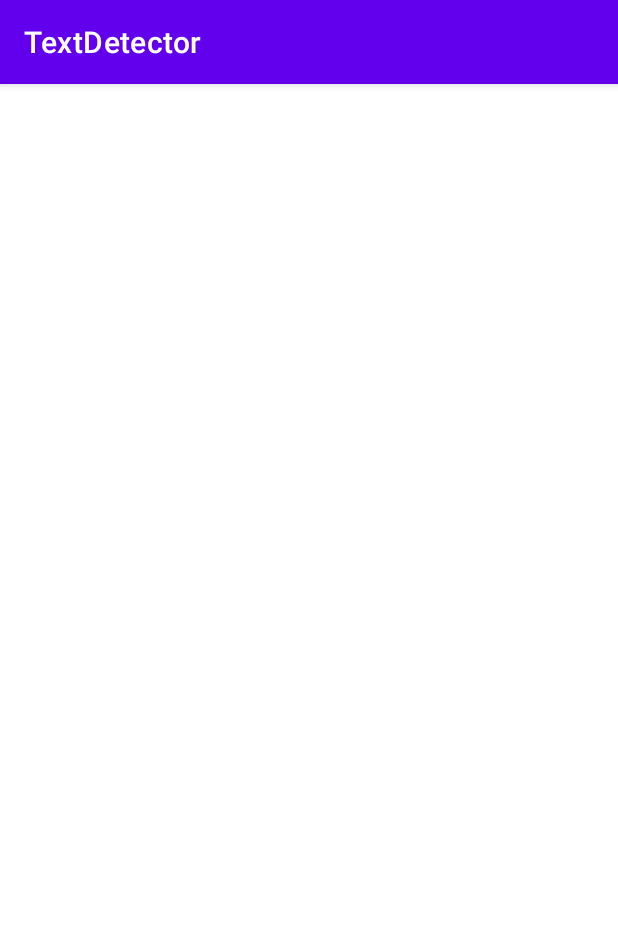
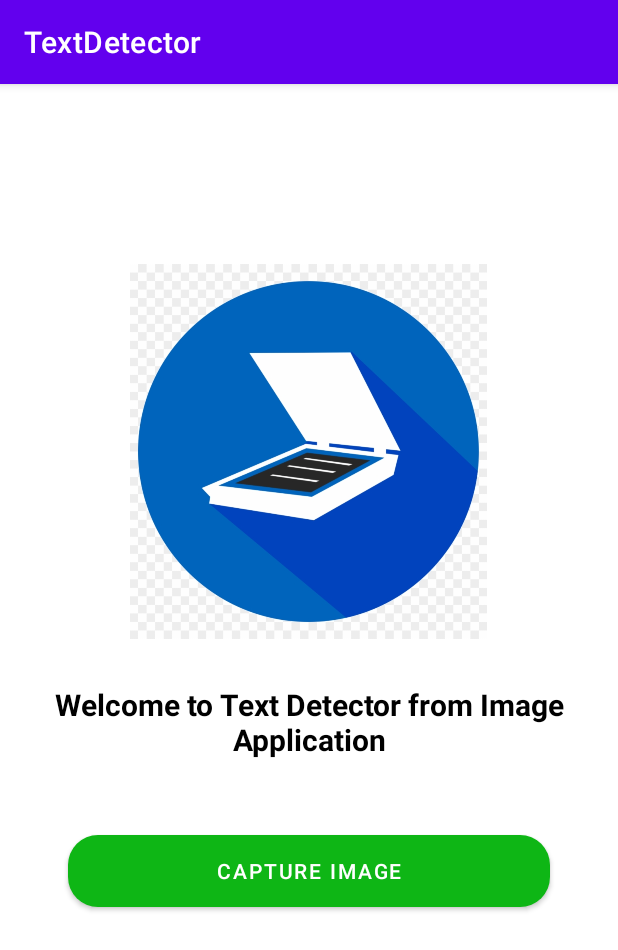
Before and after one commit to Iamdheeraj21/TextDetector, an Android app: the screen it shows after launch (MainActivity), on a phone screen of 412 x 824 dp. Shown: the top 950 px of the screen. Run offline under Robolectric (Android 15) with nearby library versions, the phone set to English and light mode, and no system bars.

Commit message:
UI Designed!

```diff
--- a/app/src/main/AndroidManifest.xml
+++ b/app/src/main/AndroidManifest.xml
@@ -1,8 +1,9 @@
 <?xml version="1.0" encoding="utf-8"?>
 <manifest xmlns:android="http://schemas.android.com/apk/res/android"
     package="com.example.textdetector">
-    <uses-permission android:name="android.permission.INTERNET"/>
-    <uses-permission android:name="android.permission.CAMERA"/>
+
+    <uses-permission android:name="android.permission.INTERNET" />
+    <uses-permission android:name="android.permission.CAMERA" />
 
     <application
         android:allowBackup="true"
@@ -11,6 +12,7 @@
         android:roundIcon="@mipmap/ic_launcher_round"
         android:supportsRtl="true"
         android:theme="@style/Theme.TextDetector">
+        <activity android:name=".ScannerActivity"></activity>
         <activity android:name=".MainActivity">
             <intent-filter>
                 <action android:name="android.intent.action.MAIN" />
--- a/app/src/main/java/com/example/textdetector/MainActivity.java
+++ b/app/src/main/java/com/example/textdetector/MainActivity.java
@@ -2,13 +2,21 @@ package com.example.textdetector;
 
 import androidx.appcompat.app.AppCompatActivity;
 
+import android.content.Intent;
 import android.os.Bundle;
+import android.widget.Button;
 
 public class MainActivity extends AppCompatActivity {
-
+    Button button;
     @Override
     protected void onCreate (Bundle savedInstanceState) {
         super.onCreate(savedInstanceState);
         setContentView(R.layout.activity_main);
+        button=findViewById(R.id.captureImageButton);
+        button.setOnClickListener(v->{
+            Intent intent=new Intent(MainActivity.this,ScannerActivity.class);
+            intent.addFlags(Intent.FLAG_ACTIVITY_NEW_TASK);
+            startActivity(intent);
+        });
     }
 }
--- /dev/null
+++ b/app/src/main/res/drawable/button_back.xml
@@ -0,0 +1,5 @@
+<?xml version="1.0" encoding="utf-8"?>
+<shape xmlns:android="http://schemas.android.com/apk/res/android">
+    <solid android:color="#0BB312"/>
+    <corners android:radius="20dp"/>
+</shape>
--- a/app/src/main/res/layout/activity_main.xml
+++ b/app/src/main/res/layout/activity_main.xml
@@ -1,11 +1,47 @@
 <?xml version="1.0" encoding="utf-8"?>
-<androidx.constraintlayout.widget.ConstraintLayout xmlns:android="http://schemas.android.com/apk/res/android"
+<RelativeLayout xmlns:android="http://schemas.android.com/apk/res/android"
     xmlns:app="http://schemas.android.com/apk/res-auto"
     xmlns:tools="http://schemas.android.com/tools"
     android:layout_width="match_parent"
+
     android:layout_height="match_parent"
-    tools:context=".MainActivity">
+    tools:context=".MainActivity"
+    tools:ignore="HardcodedText">
+
+    <ImageView
+        android:layout_width="250dp"
+        android:layout_height="250dp"
+        android:layout_centerHorizontal="true"
+        android:layout_marginTop="120dp"
+        android:id="@+id/IdTVLogo"
+        android:src="@drawable/scanner"/>
+
+    <TextView
+        android:layout_width="wrap_content"
+        android:layout_height="wrap_content"
+        android:text="Welcome to Text Detector from Image Application"
+        android:layout_below="@id/IdTVLogo"
+        android:textColor="@color/black"
+        android:id="@+id/textHeading"
+        app:backgroundTint="@color/white"
+        android:layout_centerHorizontal="true"
+        android:textStyle="bold"
+        android:layout_marginTop="30dp"
+        android:textSize="20sp"
+        android:textAlignment="center"
+        android:gravity="center_horizontal" />
+
+    <Button
+        android:layout_width="match_parent"
+        android:layout_height="wrap_content"
+        android:text="Capture Image"
+        android:id="@+id/captureImageButton"
+        android:layout_marginLeft="45dp"
+        android:layout_marginRight="45dp"
+        android:background="@drawable/button_back"
+        android:layout_below="@id/textHeading"
+        app:backgroundTint="@color/green"
+        android:layout_marginTop="50dp"/>
 
 
-
-</androidx.constraintlayout.widget.ConstraintLayout>
+</RelativeLayout>
--- a/app/src/main/res/values/colors.xml
+++ b/app/src/main/res/values/colors.xml
@@ -7,4 +7,5 @@
     <color name="teal_700">#FF018786</color>
     <color name="black">#FF000000</color>
     <color name="white">#FFFFFFFF</color>
+    <color name="green">#0EB615</color>
 </resources>
```
Also changed, not shown: app/src/main/java/com/example/textdetector/ScannerActivity.java (added, +14 -0 lines), app/src/main/res/layout/activity_scanner.xml (added, +55 -0 lines), app/src/main/res/drawable/scanner.png (added).
